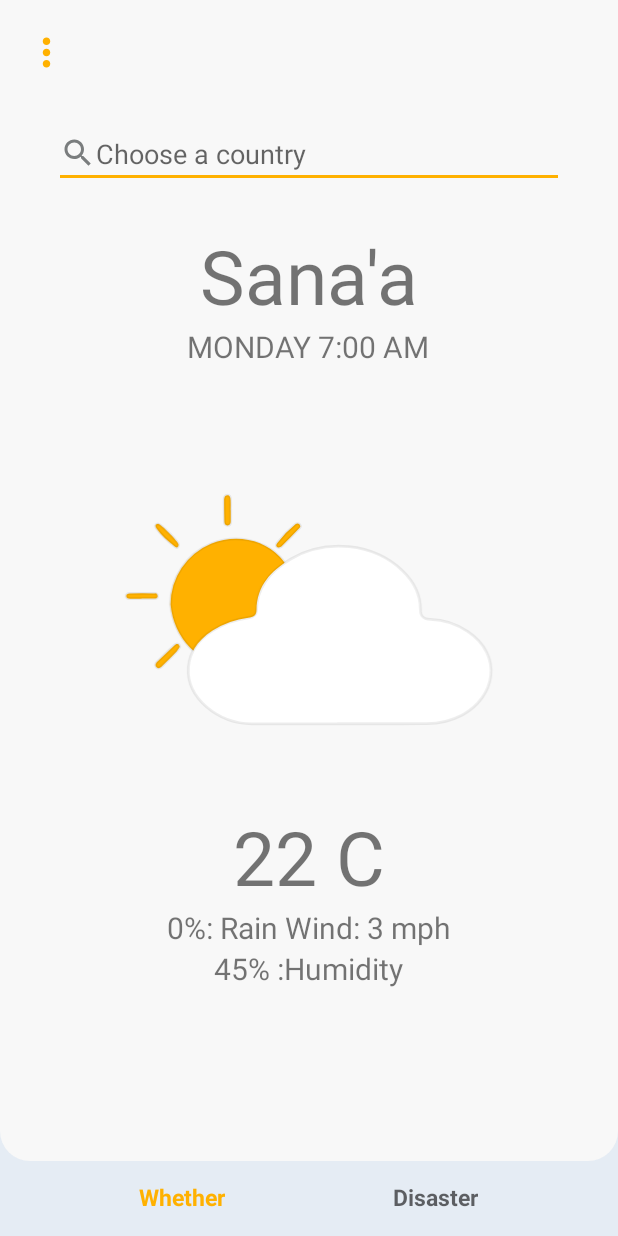
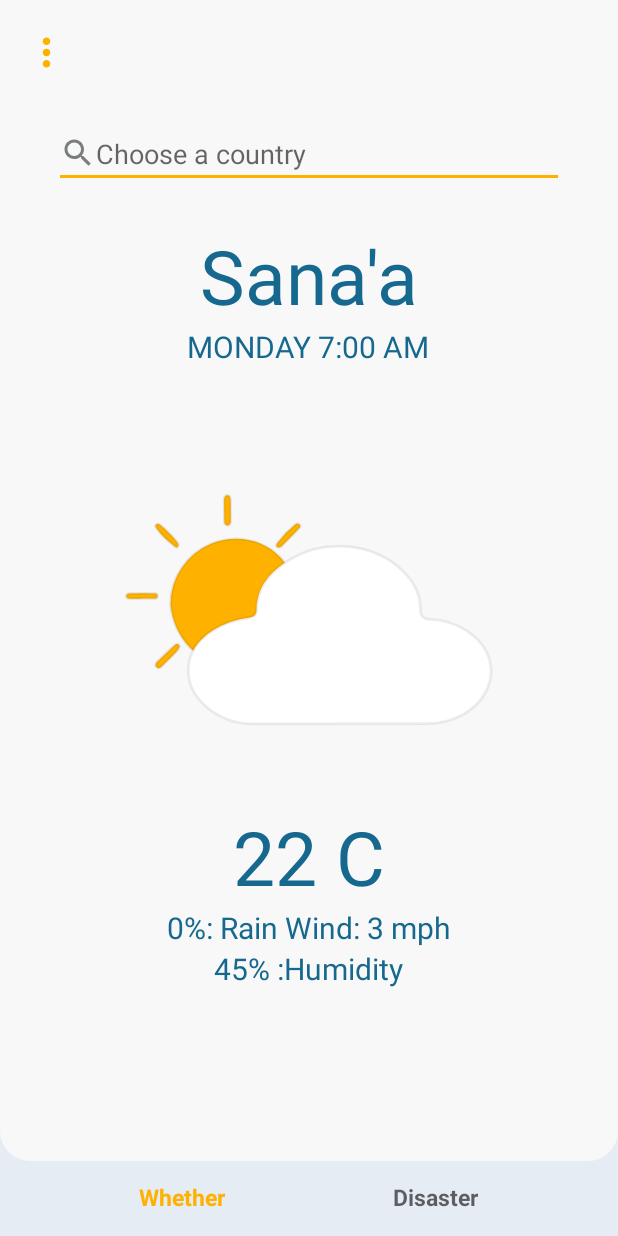
Before and after one commit to EssaShehab99/Disaster, an Android app: the screen it shows after launch (MainActivity), on a phone screen of 412 x 824 dp. Run offline under Robolectric (Android 15) with nearby library versions, the phone set to English and light mode, and no system bars; our stand-ins replace Volley; network calls fail.

```diff
--- a/app/src/main/AndroidManifest.xml
+++ b/app/src/main/AndroidManifest.xml
@@ -2,6 +2,7 @@
 <manifest xmlns:android="http://schemas.android.com/apk/res/android"
     xmlns:tools="http://schemas.android.com/tools"
     package="com.example.disaster">
+    <uses-permission android:name="android.permission.INTERNET"/>
 
     <application
         android:allowBackup="true"
--- a/app/src/main/java/com/example/disaster/MainActivity.java
+++ b/app/src/main/java/com/example/disaster/MainActivity.java
@@ -15,11 +15,11 @@ public class MainActivity extends AppCompatActivity {
         super.onCreate(savedInstanceState);
         setContentView(R.layout.activity_main);
         bottomNavigation = findViewById(R.id.bottomNavigation);
-        getSupportFragmentManager().beginTransaction().replace(R.id.frameLayout,new WhetherFragment()).commit();
+        getSupportFragmentManager().beginTransaction().replace(R.id.frameLayout,new WeatherFragment()).commit();
         bottomNavigation.setOnItemSelectedListener(item -> {
             switch (item.getItemId()) {
                 case R.id.whether:
-                    openFragment(new WhetherFragment());
+                    openFragment(new WeatherFragment());
                     return true;
                 case R.id.disaster:
                     openFragment(new DisasterFragment());
--- /dev/null
+++ b/app/src/main/java/com/example/disaster/WeatherFragment.java
@@ -0,0 +1,88 @@
+package com.example.disaster;
+
+import android.content.Context;
+import android.os.Bundle;
+
+import androidx.fragment.app.Fragment;
+
+import android.util.Log;
+import android.view.LayoutInflater;
+import android.view.View;
+import android.view.ViewGroup;
+import android.widget.ArrayAdapter;
+import android.widget.AutoCompleteTextView;
+import android.widget.TextView;
+
+import com.android.volley.Request;
+import com.android.volley.RequestQueue;
+import com.android.volley.Response;
+import com.android.volley.VolleyError;
+import com.android.volley.toolbox.JsonObjectRequest;
+import com.android.volley.toolbox.Volley;
+import com.google.android.material.textfield.TextInputEditText;
+
+import org.json.JSONArray;
+import org.json.JSONException;
+import org.json.JSONObject;
+
+import java.io.BufferedReader;
+import java.io.InputStreamReader;
+import java.net.HttpURLConnection;
+import java.net.URL;
+import java.util.Map;
+
+
+public class WeatherFragment extends Fragment {
+
+    private static final String OPEN_WEATHER_MAP_API = "https://api.weatherapi.com/v1/current.json?key=a9415893546545e2a38124125220707&q=Yemen&aqi=no";
+    RequestQueue requestQueue;
+    WeatherRVModel weatherRVModel;
+   private static final String[] COUNTRIES=new String[]{
+            "Yemen",
+            "Saudi Arabia",
+            "United Arab Emirates",
+            "Kuwait",
+            "Oman",
+            "Qatar",
+            "Bahrain",
+            "Jordan",
+            "Lebanon"
+    };
+    @Override
+    public void onCreate(Bundle savedInstanceState) {
+        super.onCreate(savedInstanceState);
+    }
+
+    @Override
+    public View onCreateView(LayoutInflater inflater, ViewGroup container,
+                             Bundle savedInstanceState) {
+        View view = inflater.inflate(R.layout.fragment_weather, container, false);
+        requestQueue = Volley.newRequestQueue(view.getContext());
+        AutoCompleteTextView autoCompleteTextView = view.findViewById(R.id.country_edit_text);
+        ArrayAdapter<String> adapter = new ArrayAdapter<>(view.getContext(), android.R.layout.simple_list_item_1, COUNTRIES);
+        autoCompleteTextView.setAdapter(adapter);
+        JsonObjectRequest request = new JsonObjectRequest(Request.Method.GET, OPEN_WEATHER_MAP_API, null,
+                response -> {
+                    try {
+                        weatherRVModel =  WeatherRVModel.fromMap(response);
+                        TextView cityTextView = view.findViewById(R.id.city_text_view);
+                        TextView dateTextView = view.findViewById(R.id.date_text_view);
+                        TextView tempTextView = view.findViewById(R.id.temp_text_view);
+                        TextView rainTextView = view.findViewById(R.id.rain_text_view);
+                        TextView humidityTextView = view.findViewById(R.id.humidity_text_view);
+                        cityTextView.setText(weatherRVModel.getCity());
+                        dateTextView.setText(weatherRVModel.getTime());
+                        tempTextView.setText(weatherRVModel.getTemperature());
+                        rainTextView.setText(weatherRVModel.getUv()+"%"+" Wind: "+weatherRVModel.getWindSpeed()+" mph");
+                        humidityTextView.setText(weatherRVModel.getHumidity()+"% :Humidity");
+                    } catch (Exception e) {
+                       Log.e("WeatherFragment-1", e.getMessage());
+                    }
+                }, error -> {
+            Log.e("WeatherFragment-2", error.getMessage());
+        });
+
+        requestQueue.add(request);
+        return view;
+    }
+}
--- a/app/src/main/java/com/example/disaster/WhetherFragment.java
+++ /dev/null
@@ -1,64 +0,0 @@
-package com.example.disaster;
-
-import android.os.Bundle;
-
-import androidx.fragment.app.Fragment;
-
-import android.view.LayoutInflater;
-import android.view.View;
-import android.view.ViewGroup;
-
-/**
- * A simple {@link Fragment} subclass.
- * Use the {@link WhetherFragment#newInstance} factory method to
- * create an instance of this fragment.
- */
-public class WhetherFragment extends Fragment {
-
-    // TODO: Rename parameter arguments, choose names that match
-    // the fragment initialization parameters, e.g. ARG_ITEM_NUMBER
-    private static final String ARG_PARAM1 = "param1";
-    private static final String ARG_PARAM2 = "param2";
-
-    // TODO: Rename and change types of parameters
-    private String mParam1;
-    private String mParam2;
-
-    public WhetherFragment() {
-        // Required empty public constructor
-    }
-
-    /**
-     * Use this factory method to create a new instance of
-     * this fragment using the provided parameters.
-     *
-     * @param param1 Parameter 1.
-     * @param param2 Parameter 2.
-     * @return A new instance of fragment WhetherFragment.
-     */
-    // TODO: Rename and change types and number of parameters
-    public static WhetherFragment newInstance(String param1, String param2) {
-        WhetherFragment fragment = new WhetherFragment();
-        Bundle args = new Bundle();
-        args.putString(ARG_PARAM1, param1);
-        args.putString(ARG_PARAM2, param2);
-        fragment.setArguments(args);
-        return fragment;
-    }
-
-    @Override
-    public void onCreate(Bundle savedInstanceState) {
-        super.onCreate(savedInstanceState);
-        if (getArguments() != null) {
-            mParam1 = getArguments().getString(ARG_PARAM1);
-            mParam2 = getArguments().getString(ARG_PARAM2);
-        }
-    }
-
-    @Override
-    public View onCreateView(LayoutInflater inflater, ViewGroup container,
-                             Bundle savedInstanceState) {
-        // Inflate the layout for this fragment
-        return inflater.inflate(R.layout.fragment_whether, container, false);
-    }
-}
--- a/app/src/main/res/layout/activity_main.xml
+++ b/app/src/main/res/layout/activity_main.xml
@@ -15,7 +15,8 @@
         app:layout_constraintEnd_toEndOf="parent"
         app:layout_constraintStart_toStartOf="parent"
         app:layout_constraintTop_toTopOf="parent"
-        android:background="@color/white">
+        android:background="@color/white"
+        style="@style/theme_color">
         <ImageView
             android:layout_width="30dp"
             android:layout_height="30dp"
--- a/app/src/main/res/layout/fragment_whether.xml
+++ b/app/src/main/res/layout/fragment_weather.xml
@@ -4,7 +4,8 @@
     android:layout_width="match_parent"
     android:background="@drawable/layout_shape"
     android:layout_height="match_parent"
-    tools:context=".WhetherFragment">
+    style="@style/theme_color"
+    tools:context=".WeatherFragment">
 
    <LinearLayout
        android:layout_width="match_parent"
@@ -17,16 +18,20 @@
          android:layout_weight="0"
          android:orientation="vertical"
          android:paddingHorizontal="20dp">
-         <EditText
-             android:id="@+id/editText1"
+         <AutoCompleteTextView
+             android:id="@+id/country_edit_text"
              android:layout_width="match_parent"
              android:layout_height="wrap_content"
              android:drawableStart="@drawable/ic_baseline_search_24"
              android:background="@null"
-             android:hint="Choose a country">
+             android:hint="Choose a country"
+             android:completionThreshold="1"
+             android:completionHint="Choose a country"
+             android:textColor="@color/secondary"
+             style="@style/textStyle" >
 
              <requestFocus />
-         </EditText>
+         </AutoCompleteTextView>
          <View
              android:id="@+id/UnderLine"
              android:layout_width="match_parent"
@@ -41,16 +46,20 @@
            android:orientation="vertical"
            android:gravity="center">
            <TextView
+                android:id="@+id/city_text_view"
                android:layout_width="wrap_content"
                android:layout_height="wrap_content"
                android:text="Sana'a"
-               android:textSize="50sp" />
+               android:textSize="50sp"
+               style="@style/textStyle"/>
            <TextView
+                android:id="@+id/date_text_view"
                android:layout_width="wrap_content"
                android:layout_height="wrap_content"
                android:text="MONDAY 7:00 AM"
                android:textSize="20sp"
-               android:layout_gravity="center"/>
+               android:layout_gravity="center"
+               style="@style/textStyle"/>
      </LinearLayout>
     <LinearLayout
         android:layout_width="match_parent"
@@ -61,7 +70,7 @@
         <ImageView
             android:layout_width="match_parent"
             android:layout_height="match_parent"
-            android:src="@drawable/ic_whether"
+            android:src="@drawable/ic_weather"
             android:padding="50dp"
             android:elevation="8dp"/>
     </LinearLayout>
@@ -72,22 +81,28 @@
         android:orientation="vertical"
         android:gravity="center|top">
         <TextView
+            android:id="@+id/temp_text_view"
             android:layout_width="wrap_content"
             android:layout_height="wrap_content"
             android:text="22 C"
-            android:textSize="50sp" />
+            android:textSize="50sp"
+            style="@style/textStyle"/>
         <TextView
+            android:id="@+id/rain_text_view"
             android:layout_width="wrap_content"
             android:layout_height="wrap_content"
             android:text="0%: Rain Wind: 3 mph"
             android:textSize="20sp"
-            android:layout_gravity="center"/>
+            android:layout_gravity="center"
+            style="@style/textStyle"/>
         <TextView
+            android:id="@+id/humidity_text_view"
             android:layout_width="wrap_content"
             android:layout_height="wrap_content"
             android:text="45% :Humidity"
             android:textSize="20sp"
-            android:layout_gravity="center"/>
+            android:layout_gravity="center"
+            style="@style/textStyle"/>
     </LinearLayout>
    </LinearLayout>
 </FrameLayout>
--- a/app/src/main/res/values-night/themes.xml
+++ b/app/src/main/res/values-night/themes.xml
@@ -4,10 +4,27 @@
         <!-- Primary brand color. -->
         <item name="colorPrimary">@color/secondary</item>
         <item name="colorPrimaryVariant">@color/primary</item>
-        <item name="colorOnPrimary">@color/white</item>
+        <item name="colorOnPrimary">@color/secondary</item>
         <!-- Secondary brand color. -->
         <!-- Status bar color. -->
         <item name="android:statusBarColor" tools:targetApi="l">?attr/colorPrimaryVariant</item>
         <!-- Customize your theme here. -->
     </style>
+    <style name="BottomNavigationView" parent="@style/TextAppearance.AppCompat.Caption">
+        <item name="android:textSize">15sp</item>
+        <item name="android:textStyle">bold</item>
+    </style>
+
+    <style name="BottomNavigationView.Active" parent="@style/TextAppearance.AppCompat.Caption">
+        <item name="android:textSize">17sp</item>
+        <item name="android:textStyle">bold</item>
+    </style>
+
+    <style name="textStyle">
+        <item name="android:textColor">@color/white</item>
+    </style>
+    <style name="theme_color">
+        <item name="android:backgroundTint">@color/dark</item>
+        <item name="android:background">@color/dark</item>
+    </style>
 </resources>
--- a/app/src/main/res/values/colors.xml
+++ b/app/src/main/res/values/colors.xml
@@ -4,4 +4,5 @@
     <color name="secondary">#FFB100</color>
     <color name="white">#F8F8F8</color>
     <color name="background">#E5ECF4</color>
+    <color name="dark">#263145</color>
 </resources>
--- a/app/src/main/res/values/themes.xml
+++ b/app/src/main/res/values/themes.xml
@@ -4,7 +4,7 @@
         <!-- Primary brand color. -->
         <item name="colorPrimary">@color/secondary</item>
         <item name="colorPrimaryVariant">@color/primary</item>
-        <item name="colorOnPrimary">@color/white</item>
+        <item name="colorOnPrimary">@color/secondary</item>
         <!-- Secondary brand color. -->
         <!-- Status bar color. -->
         <item name="android:statusBarColor" tools:targetApi="l">?attr/colorPrimaryVariant</item>
@@ -19,4 +19,13 @@
         <item name="android:textSize">15sp</item>
         <item name="android:textStyle">bold</item>
     </style>
+
+    <style name="textStyle">
+        <item name="android:textColor">@color/primary</item>
+    </style>
+    <style name="theme_color">
+        <item name="android:backgroundTint">@color/white</item>
+        <item name="android:background">@color/white</item>
+    </style>
+
 </resources>
```
Also changed, not shown: app/build.gradle (+6 -1 lines), app/src/main/java/com/example/disaster/WeatherRVModel.java (added, +94 -0 lines), app/src/main/res/drawable/ic_weather.xml (renamed from app/src/main/res/drawable/ic_whether.xml).
